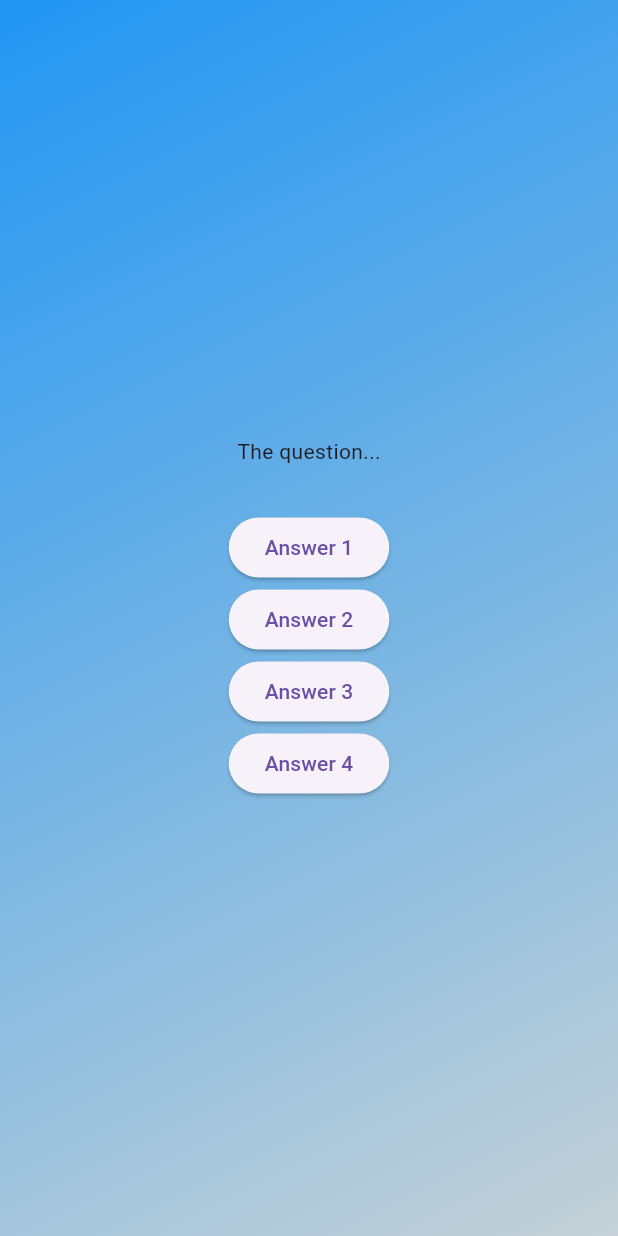
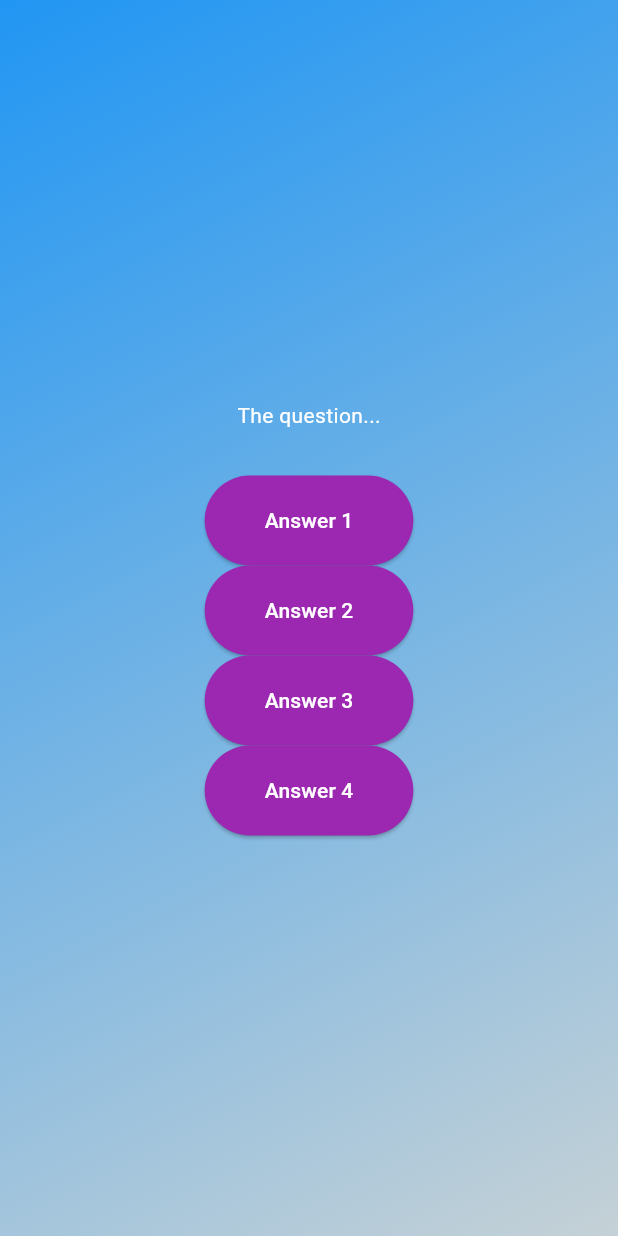
Before and after one commit to maonyanta/udemy-quiz-app, a Flutter app: the screen it shows after launch, after a tap on "Start Quiz", on a phone screen of 412 x 824 dp. Run offline on Flutter 3.47's test engine with Material 3 defaults, Android fonts, the light colour scheme and no system bars.

Commit message:
69. create answer button widget

```diff
--- /dev/null
+++ b/lib/answer_button.dart
@@ -0,0 +1,30 @@
+import 'package:flutter/material.dart';
+
+class AnswerButton extends StatelessWidget {
+  AnswerButton({
+    super.key,
+    required this.answerText,
+    required this.onTap,
+  });
+
+  final String answerText;
+  final void Function() onTap;
+
+  @override
+  Widget build(BuildContext context) {
+    return ElevatedButton(
+      onPressed: onTap,
+      style: ElevatedButton.styleFrom(
+          padding: const EdgeInsets.symmetric(
+            vertical: 20,
+            horizontal: 40,
+          ),
+          backgroundColor: Colors.purple,
+          foregroundColor: Colors.white,
+          shape: RoundedRectangleBorder(
+            borderRadius: BorderRadius.circular(40),
+          )),
+      child: Text(answerText),
+    );
+  }
+}
--- a/lib/questions_screen.dart
+++ b/lib/questions_screen.dart
@@ -1,4 +1,5 @@
 import 'package:flutter/material.dart';
+import 'package:udemy_quiz_app/answer_button.dart';
 
 class QuestionsScreen extends StatefulWidget {
   const QuestionsScreen({super.key});
@@ -17,23 +18,28 @@ class _QuestionsScreenState extends State<QuestionsScreen> {
       child: Column(
         mainAxisAlignment: MainAxisAlignment.center,
         children: [
-          const Text('The question...'),
+          const Text(
+            'The question...',
+            style: TextStyle(
+              color: Colors.white,
+            ),
+          ),
           const SizedBox(height: 30),
-          ElevatedButton(
-            onPressed: () {},
-            child: const Text('Answer 1'),
+          AnswerButton(
+            answerText: 'Answer 1',
+            onTap: () {},
           ),
-          ElevatedButton(
-            onPressed: () {},
-            child: const Text('Answer 2'),
+          AnswerButton(
+            answerText: 'Answer 2',
+            onTap: () {},
           ),
-          ElevatedButton(
-            onPressed: () {},
-            child: const Text('Answer 3'),
+          AnswerButton(
+            answerText: 'Answer 3',
+            onTap: () {},
           ),
-          ElevatedButton(
-            onPressed: () {},
-            child: const Text('Answer 4'),
+          AnswerButton(
+            answerText: 'Answer 4',
+            onTap: () {},
           ),
         ],
       ),
```
